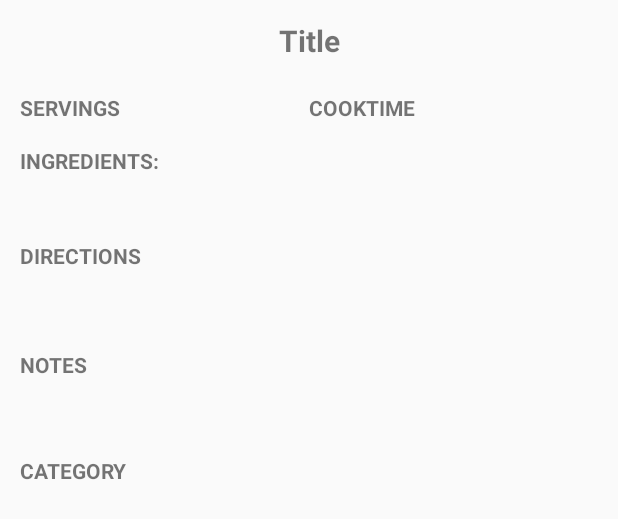
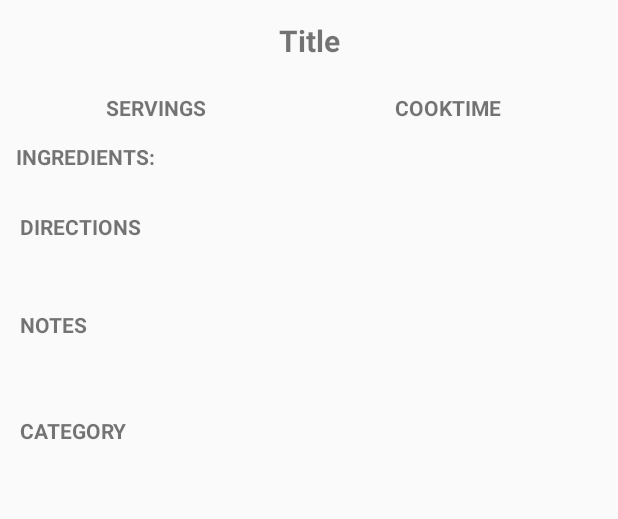
Before and after one commit to FoochiRien/moms_cookbook, an Android app: the layout recipe_layout.xml on its own in the app's theme, with its tools: preview values and no code run, on a phone screen of 412 x 824 dp. Shown: the top 519 px of the screen. Run offline under Robolectric (Android 15) with nearby library versions, the phone set to English and light mode, and no system bars.

Commit message:
added some notes

```diff
--- a/Cookbook_app/app/src/main/java/com/adrienne/cookbook_app/DetailViewofRecipe/ManualEnteredRecipe/ManualEnteredRecipeFragment.java
+++ b/Cookbook_app/app/src/main/java/com/adrienne/cookbook_app/DetailViewofRecipe/ManualEnteredRecipe/ManualEnteredRecipeFragment.java
@@ -23,6 +23,8 @@ import java.util.List;
 
 public class ManualEnteredRecipeFragment extends Fragment {
 
+    //Display a recipe that was manually entered by the user
+
     public static final String TAG = "ManualEnterRecFrag";
 
     //Keys for Cookbook Intent
@@ -30,15 +32,12 @@ public class ManualEnteredRecipeFragment extends Fragment {
     public static final String RECIPE_ID = "recipeId";
 
     private OnFragmentInteractionListener mManualEnterListener;
-    private List<String> recipeIngredients;
 
     TextView mTitleView, mNotesView, mCategoryView, mServingView, mCookTimeView, mDirections;
     ImageView mBookmarked;
 
     DisplayRecyclerViewAdapter mDisplayRecyclerViewAdapter;
 
-
-    private RecipeSQLiteOpenHelper mDBHelper;
 
 
     public ManualEnteredRecipeFragment() {
@@ -73,15 +72,14 @@ public class ManualEnteredRecipeFragment extends Fragment {
     public void onViewCreated(View view, @Nullable Bundle savedInstanceState) {
         super.onViewCreated(view, savedInstanceState);
 
-
-        mDBHelper = RecipeSQLiteOpenHelper.getInstance(getContext());
+       /*Data sent from the Recipe Detail Activity with the recipe id from the database*/
 
         Bundle bundle = getArguments();
         final long recipeId = bundle.getLong(RECIPE_ID);
         //----retrieve data from the first table
         MyRecipe myRecipes = RecipeSQLiteOpenHelper.getInstance(getContext()).getRecipeDisplay(recipeId);
         Log.d(TAG, "onCreateView: " + myRecipes);
-
+        // the details of the recipe
         String title = myRecipes.getTitle();
         String notes = myRecipes.getNotes();
         String category = myRecipes.getCategory();
@@ -91,16 +89,16 @@ public class ManualEnteredRecipeFragment extends Fragment {
         String cooktime = cooktime2 + "";
         int bookmark = myRecipes.getBookmarked();
         String directions = myRecipes.getDirections();
-
+        //set the view for the recipe
         mTitleView = (TextView) view.findViewById(R.id.recipe_title);
-        mNotesView = (TextView) view.findViewById(R.id.recipe_notes);
-        mCategoryView = (TextView) view.findViewById(R.id.recipe_category);
+        mNotesView = (TextView) view.findViewById(R.id.recipe_display_notes);
+        mCategoryView = (TextView) view.findViewById(R.id.recipe_display_category);
         mServingView = (TextView) view.findViewById(R.id.recipe_servings);
         mCookTimeView = (TextView) view.findViewById(R.id.recipe_cooktime);
         mBookmarked = (ImageView) view.findViewById(R.id.menu_bookmark);
         mDirections = (TextView) view.findViewById(R.id.recipe_directions);
 
-
+        //setting the text for the recipe views.
         mTitleView.setText(title);
         mNotesView.setText(notes);
         mCategoryView.setText(category);
@@ -109,13 +107,14 @@ public class ManualEnteredRecipeFragment extends Fragment {
         mDirections.setText(directions);
 
         Log.d(TAG, "onCreateView: RECIPE " + title);
-
+        //if an item is not bookmarked - 0 it will display the default image
+        //if the item has been bookmarked it will display the colored bookmark.
         if(bookmark == 0){
 
         } else if (bookmark == 1){
             mBookmarked.setImageResource(R.drawable.ic_bookmark_recipe);
         }
-
+        // view for the ingredients
 
         RecyclerView recyclerView = (RecyclerView) view.findViewById(R.id.display_ingredients_list);
         mDisplayRecyclerViewAdapter = new DisplayRecyclerViewAdapter(myRecipes.getIngredients());
--- a/Cookbook_app/app/src/main/java/com/adrienne/cookbook_app/EditRecipe/EditApiRecipeActivity.java
+++ b/Cookbook_app/app/src/main/java/com/adrienne/cookbook_app/EditRecipe/EditApiRecipeActivity.java
@@ -24,6 +24,8 @@ import com.adrienne.cookbook_app.R;
 import com.squareup.picasso.Picasso;
 
 public class EditApiRecipeActivity extends AppCompatActivity {
+
+    //Edit recipe that was saved from the API search
 
     public static final String TAG = "API MANUAL RECIPE";
     public static final String EDIT_RECIPE_ID = "Recipe_Id";
--- a/Cookbook_app/app/src/main/java/com/adrienne/cookbook_app/EditRecipe/EditManualRecipeActivity.java
+++ b/Cookbook_app/app/src/main/java/com/adrienne/cookbook_app/EditRecipe/EditManualRecipeActivity.java
@@ -25,6 +25,9 @@ import java.util.ArrayList;
 import java.util.List;
 
 public class EditManualRecipeActivity extends AppCompatActivity {
+
+    //Edit recipe manually entered
+
     public static final String TAG = "EDIT MANUAL RECIPE";
     public static final String EDIT_RECIPE_ID = "Recipe_Id";
 
--- a/Cookbook_app/app/src/main/res/layout/recipe_layout.xml
+++ b/Cookbook_app/app/src/main/res/layout/recipe_layout.xml
@@ -17,16 +17,6 @@
         android:textSize="20dp"
         android:textStyle="bold"/>
 
-<!--    <TextView
-        android:id="@+id/recipe_source"
-        android:layout_width="wrap_content"
-        android:layout_height="wrap_content"
-        android:padding="8dp"
-        android:text="source"
-        android:textAllCaps="true"
-        android:textSize="14dp"
-        android:textStyle="italic"/>-->
-
 
     <LinearLayout
         android:layout_width="match_parent"
@@ -38,7 +28,14 @@
             android:id="@+id/recipe_servings"
             android:layout_width="0dp"
             android:layout_height="wrap_content"
-            android:layout_weight=".50"
+            android:layout_weight=".15"
+            android:textAllCaps="true"
+            android:textStyle="bold"/>
+        <TextView
+            android:id="@+id/recipe_servings_label"
+            android:layout_width="0dp"
+            android:layout_height="wrap_content"
+            android:layout_weight=".35"
             android:text="servings"
             android:textAllCaps="true"
             android:textStyle="bold"/>
@@ -47,7 +44,16 @@
             android:id="@+id/recipe_cooktime"
             android:layout_width="0dp"
             android:layout_height="wrap_content"
-            android:layout_weight=".50"
+            android:layout_weight=".15"
+            android:textAllCaps="true"
+            android:textAlignment="textStart"
+            android:textStyle="bold"
+            />
+        <TextView
+            android:id="@+id/recipe_cooktime_label"
+            android:layout_width="0dp"
+            android:layout_height="wrap_content"
+            android:layout_weight=".35"
             android:text="cooktime"
             android:textAllCaps="true"
             android:textAlignment="textStart"
@@ -64,15 +70,15 @@
         android:textSize="14dp"
         android:textStyle="bold"
         android:textAllCaps="true"
-        android:padding="8dp"
+        android:padding="5dp"
         android:text="@string/enter_ingredients"/>
 
     <android.support.v7.widget.RecyclerView
         android:id="@+id/display_ingredients_list"
         android:layout_width="match_parent"
         android:layout_height="wrap_content"
-        android:layout_marginTop="8dp"
-        android:padding="10dp"/>
+        android:layout_marginTop="3dp"
+        android:padding="5dp"/>
 
     <TextView
         android:layout_width="wrap_content"
@@ -88,8 +94,8 @@
         android:layout_width="match_parent"
         android:layout_height="wrap_content"
         android:maxLines="100"
-        android:paddingBottom="8dp"
-        android:layout_marginBottom="10dp"/>
+        android:paddingBottom="5dp"
+        android:layout_marginBottom="5dp"/>
 
 
 
```
Also changed, not shown: Cookbook_app/app/src/main/java/com/adrienne/cookbook_app/DetailViewofRecipe/SavedAPIRecipe/ApiDetaiRecipeFragment.java (+8 -10 lines).
